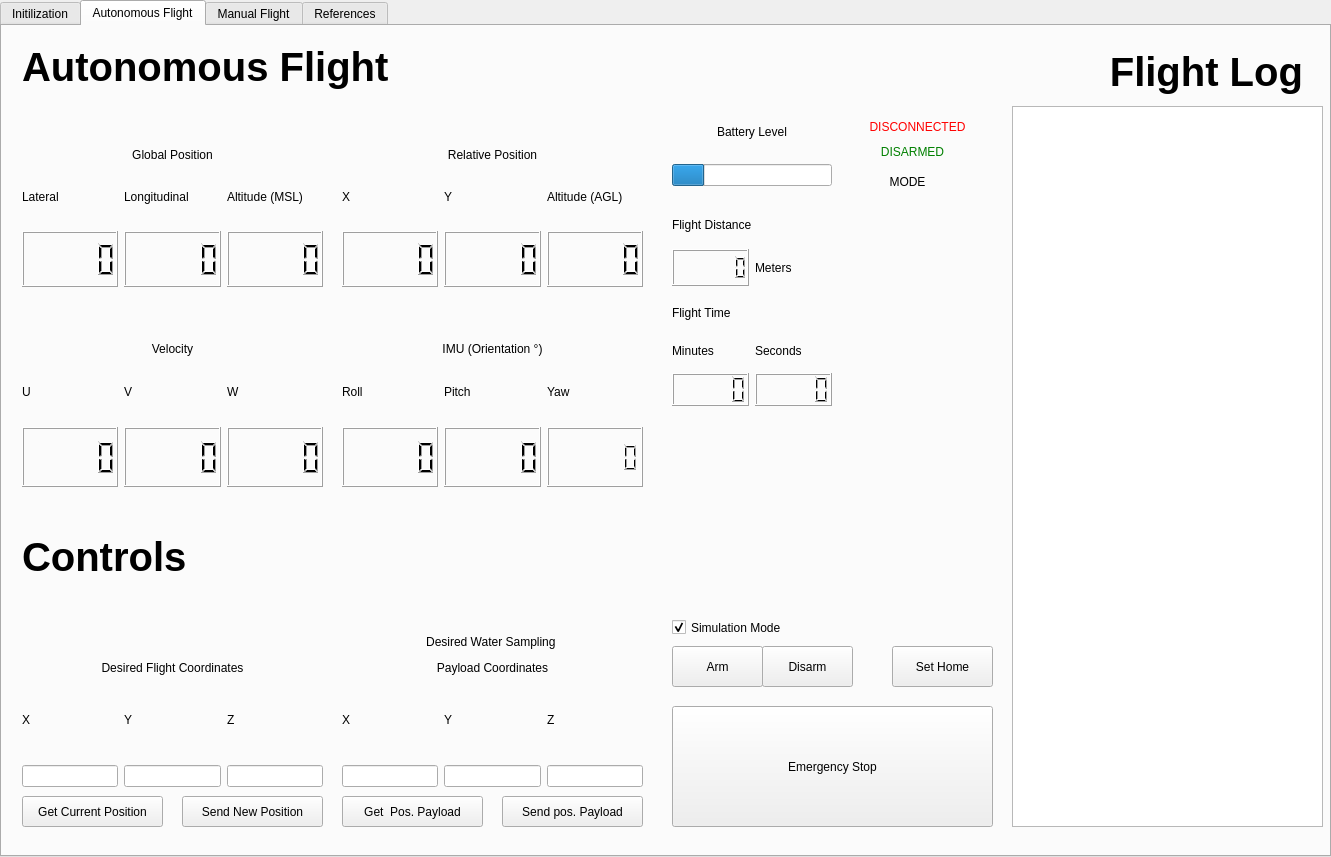
This is src/GUI/GUI_Sampler.ui in FSC-Lab/ground_station_gui as Qt 5 draws it before an edit. The edited form follows.
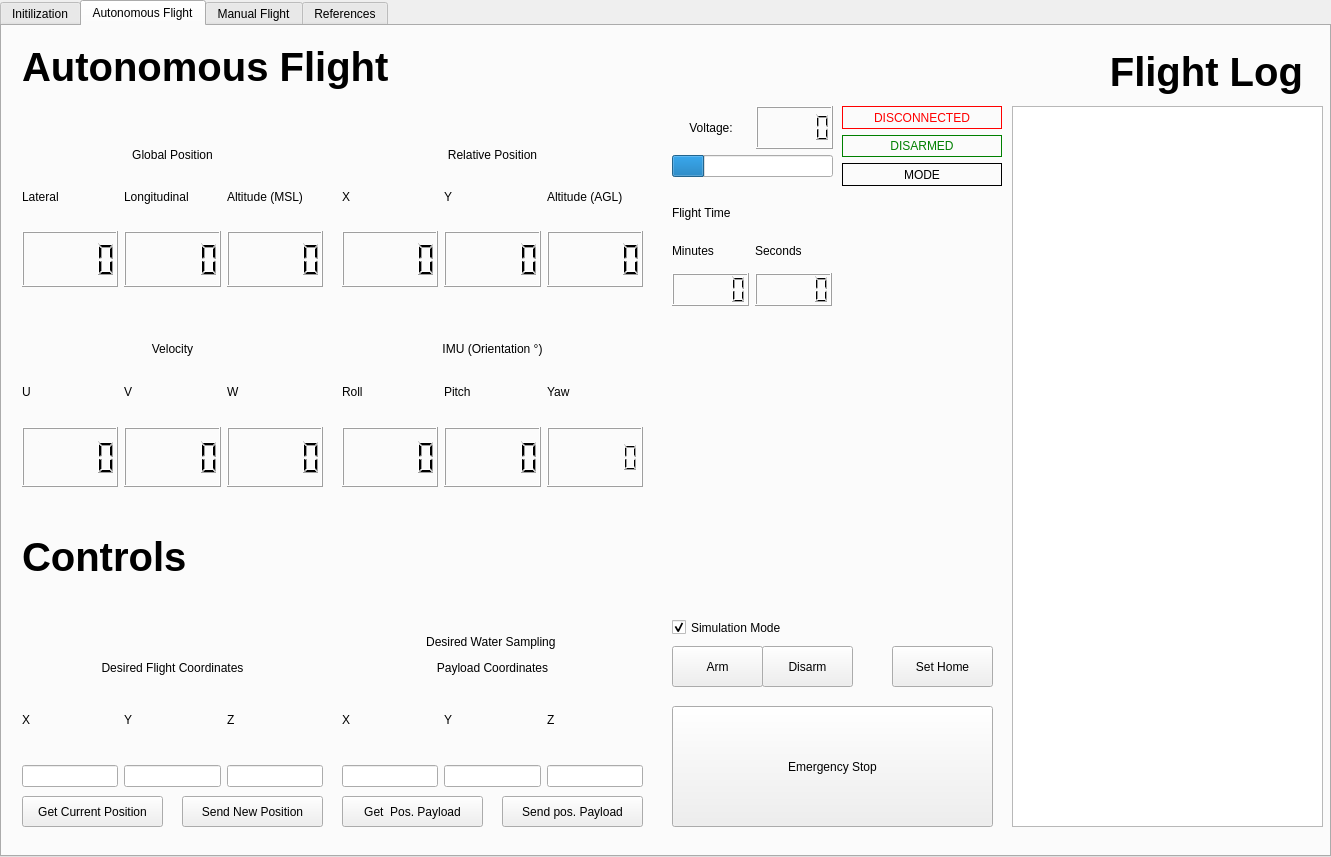
This is the edited form.

Commit message: rename files and add flight time

What changed in the file:
```diff
--- a/src/GUI/GUI_Sampler.ui
+++ b/src/GUI/GUI_Sampler.ui
@@ -207,38 +207,6 @@
      </item>
     </layout>
    </widget>
-   <widget class="QWidget" name="verticalLayoutWidget_3">
-    <property name="geometry">
-     <rect>
-      <x>670</x>
-      <y>80</y>
-      <width>160</width>
-      <height>80</height>
-     </rect>
-    </property>
-    <layout class="QVBoxLayout" name="BatLayout">
-     <item>
-      <widget class="QLabel" name="BatLabel">
-       <property name="text">
-        <string>Battery Level</string>
-       </property>
-       <property name="alignment">
-        <set>Qt::AlignCenter</set>
-       </property>
-      </widget>
-     </item>
-     <item>
-      <widget class="QProgressBar" name="BatInd">
-       <property name="value">
-        <number>20</number>
-       </property>
-       <property name="textVisible">
-        <bool>false</bool>
-       </property>
-      </widget>
-     </item>
-    </layout>
-   </widget>
    <widget class="QWidget" name="verticalLayoutWidget_4">
     <property name="geometry">
      <rect>
@@ -367,7 +335,7 @@
     <property name="geometry">
      <rect>
       <x>670</x>
-      <y>270</y>
+      <y>170</y>
       <width>160</width>
       <height>110</height>
      </rect>
@@ -410,46 +378,6 @@
      </item>
     </layout>
    </widget>
-   <widget class="QWidget" name="verticalLayoutWidget_7">
-    <property name="geometry">
-     <rect>
-      <x>670</x>
-      <y>180</y>
-      <width>160</width>
-      <height>80</height>
-     </rect>
-    </property>
-    <layout class="QVBoxLayout" name="FlightDistVLayout">
-     <item>
-      <widget class="QLabel" name="FlightDistLabel">
-       <property name="text">
-        <string>Flight Distance</string>
-       </property>
-      </widget>
-     </item>
-     <item>
-      <layout class="QHBoxLayout" name="FlightDistHLayout">
-       <item>
-        <widget class="QLCDNumber" name="Meters_DISP">
-         <property name="smallDecimalPoint">
-          <bool>false</bool>
-         </property>
-         <property name="digitCount">
-          <number>6</number>
-         </property>
-        </widget>
-       </item>
-       <item>
-        <widget class="QLabel" name="Meters_Label">
-         <property name="text">
-          <string>Meters</string>
-         </property>
-        </widget>
-       </item>
-      </layout>
-     </item>
-    </layout>
-   </widget>
    <widget class="QTextBrowser" name="Logging">
     <property name="geometry">
      <rect>
@@ -803,45 +731,58 @@
      <bool>true</bool>
     </property>
    </widget>
-   <widget class="QLabel" name="StateARM">
+   <widget class="QWidget" name="gridLayoutWidget">
     <property name="geometry">
      <rect>
-      <x>870</x>
-      <y>110</y>
-      <width>81</width>
-      <height>31</height>
+      <x>670</x>
+      <y>80</y>
+      <width>161</width>
+      <height>71</height>
      </rect>
     </property>
-    <property name="styleSheet">
-     <string notr="true">color : green</string>
-    </property>
-    <property name="frameShape">
-     <enum>QFrame::NoFrame</enum>
-    </property>
-    <property name="frameShadow">
-     <enum>QFrame::Plain</enum>
-    </property>
+    <layout class="QGridLayout" name="BatLayout">
+     <item row="0" column="0">
+      <widget class="QLabel" name="Voltage_Label">
     <property name="text">
-     <string>DISARMED</string>
+        <string>Voltage:</string>
     </property>
     <property name="alignment">
      <set>Qt::AlignCenter</set>
     </property>
    </widget>
+     </item>
+     <item row="0" column="1">
+      <widget class="QLCDNumber" name="VOLT_DISP"/>
+     </item>
+     <item row="1" column="0" colspan="2">
+      <widget class="QProgressBar" name="BatInd">
+       <property name="value">
+        <number>20</number>
+       </property>
+       <property name="textVisible">
+        <bool>false</bool>
+       </property>
+      </widget>
+     </item>
+    </layout>
+   </widget>
+   <widget class="QWidget" name="verticalLayoutWidget_3">
+    <property name="geometry">
+     <rect>
+      <x>840</x>
+      <y>80</y>
+      <width>160</width>
+      <height>80</height>
+     </rect>
+    </property>
+    <layout class="QVBoxLayout" name="verticalLayout">
+     <item>
    <widget class="QLabel" name="StateConnected">
-    <property name="geometry">
-     <rect>
-      <x>860</x>
-      <y>90</y>
-      <width>111</width>
-      <height>21</height>
-     </rect>
-    </property>
     <property name="styleSheet">
      <string notr="true">color : red</string>
     </property>
     <property name="frameShape">
-     <enum>QFrame::NoFrame</enum>
+        <enum>QFrame::Box</enum>
     </property>
     <property name="frameShadow">
      <enum>QFrame::Plain</enum>
@@ -853,20 +794,33 @@
      <set>Qt::AlignCenter</set>
     </property>
    </widget>
+     </item>
+     <item>
+      <widget class="QLabel" name="StateARM">
+       <property name="styleSheet">
+        <string notr="true">color : green</string>
+       </property>
+       <property name="frameShape">
+        <enum>QFrame::Box</enum>
+       </property>
+       <property name="frameShadow">
+        <enum>QFrame::Plain</enum>
+       </property>
+       <property name="text">
+        <string>DISARMED</string>
+       </property>
+       <property name="alignment">
+        <set>Qt::AlignCenter</set>
+       </property>
+      </widget>
+     </item>
+     <item>
    <widget class="QLabel" name="StateMode">
-    <property name="geometry">
-     <rect>
-      <x>840</x>
-      <y>140</y>
-      <width>131</width>
-      <height>31</height>
-     </rect>
-    </property>
     <property name="styleSheet">
      <string notr="true"/>
     </property>
     <property name="frameShape">
-     <enum>QFrame::NoFrame</enum>
+        <enum>QFrame::Box</enum>
     </property>
     <property name="frameShadow">
      <enum>QFrame::Plain</enum>
@@ -877,6 +831,9 @@
     <property name="alignment">
      <set>Qt::AlignCenter</set>
     </property>
+      </widget>
+     </item>
+    </layout>
    </widget>
   </widget>
   <widget class="QWidget" name="ManualFlightManagment_Tab">
```
Lines whose indentation alone changed are shown as unchanged. The commit also changes 6 other files.
